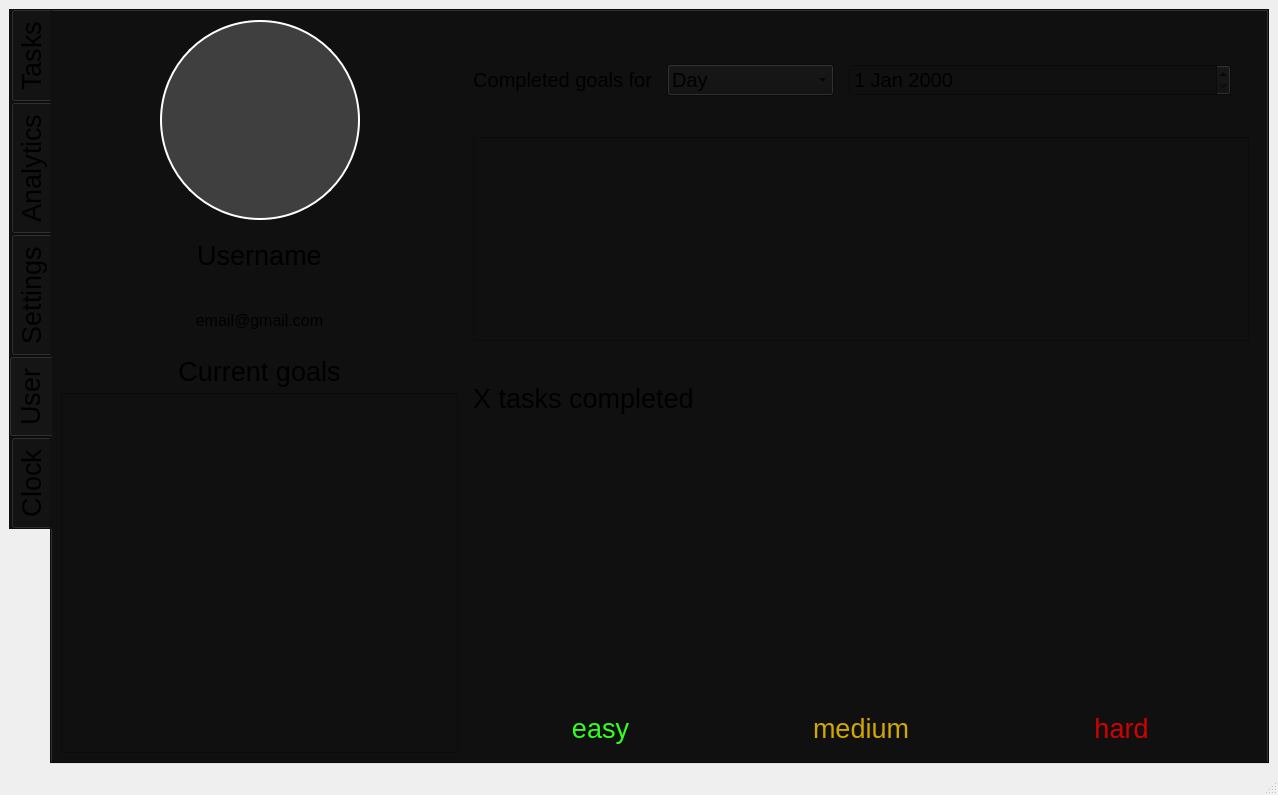
Qt form ui/windows/v25.ui (YotaBitOn/To-Plan) before a commit.
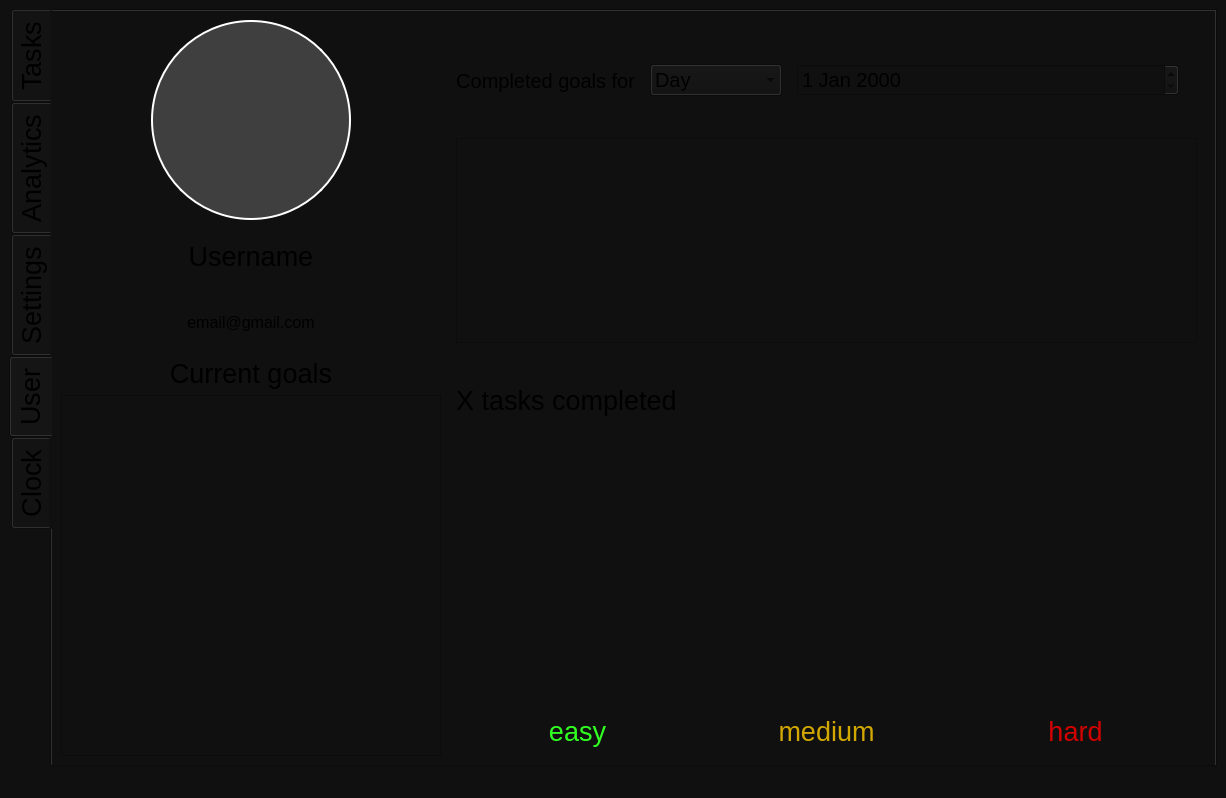
The same form after that commit. The open tabs and pages were chosen to show the change. Icons and pictures are not drawn.

```diff
--- a/ui/windows/v25.ui
+++ b/ui/windows/v25.ui
@@ -6,8 +6,8 @@
    <rect>
     <x>0</x>
     <y>0</y>
-    <width>1278</width>
-    <height>795</height>
+    <width>1226</width>
+    <height>798</height>
    </rect>
   </property>
   <property name="minimumSize">
@@ -19,6 +19,9 @@
   <property name="windowTitle">
    <string>MainWindow</string>
   </property>
+  <property name="styleSheet">
+   <string notr="true">background-color: rgb(16,16,16);</string>
+  </property>
   <widget class="QWidget" name="centralwidget">
    <layout class="QHBoxLayout" name="horizontalLayout">
     <item>
@@ -35,8 +38,7 @@
        </font>
       </property>
       <property name="styleSheet">
-       <string notr="true">
-background-color: rgb(16,16,16);</string>
+       <string notr="true"/>
       </property>
       <property name="tabPosition">
        <enum>QTabWidget::TabPosition::West</enum>
@@ -3025,8 +3027,8 @@
                 <rect>
                  <x>0</x>
                  <y>0</y>
-                 <width>389</width>
-                 <height>296</height>
+                 <width>372</width>
+                 <height>298</height>
                 </rect>
                </property>
                <layout class="QVBoxLayout" name="verticalLayout_27"/>
@@ -3301,8 +3303,8 @@
                  <rect>
                   <x>0</x>
                   <y>0</y>
-                  <width>768</width>
-                  <height>195</height>
+                  <width>733</width>
+                  <height>196</height>
                  </rect>
                 </property>
                 <layout class="QGridLayout" name="gridLayout_2"/>
```
Left out of the diff: 14 changed lines with no effect on the pictures.
